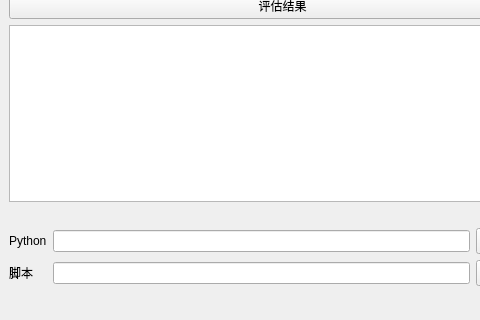
Qt form plugins/Base_SurrogateModel/DatasetEvaluation.ui (asd977/base_cae) before a commit; both pictures show x 0 to 480 and y 677 to 997 of the 565 by 997 pixel window.
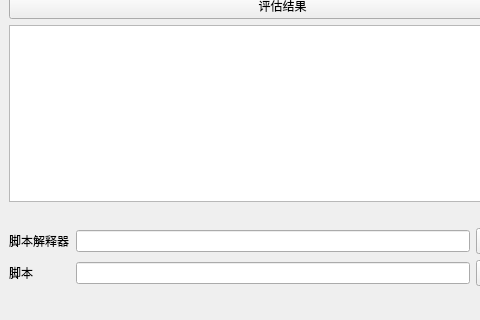
The same form after that commit.

```diff
--- a/plugins/Base_SurrogateModel/DatasetEvaluation.ui
+++ b/plugins/Base_SurrogateModel/DatasetEvaluation.ui
@@ -436,7 +436,7 @@
        <item row="0" column="0">
         <widget class="QLabel" name="pyLab">
          <property name="text">
-          <string>Python</string>
+          <string>脚本解释器</string>
          </property>
         </widget>
        </item>
```
